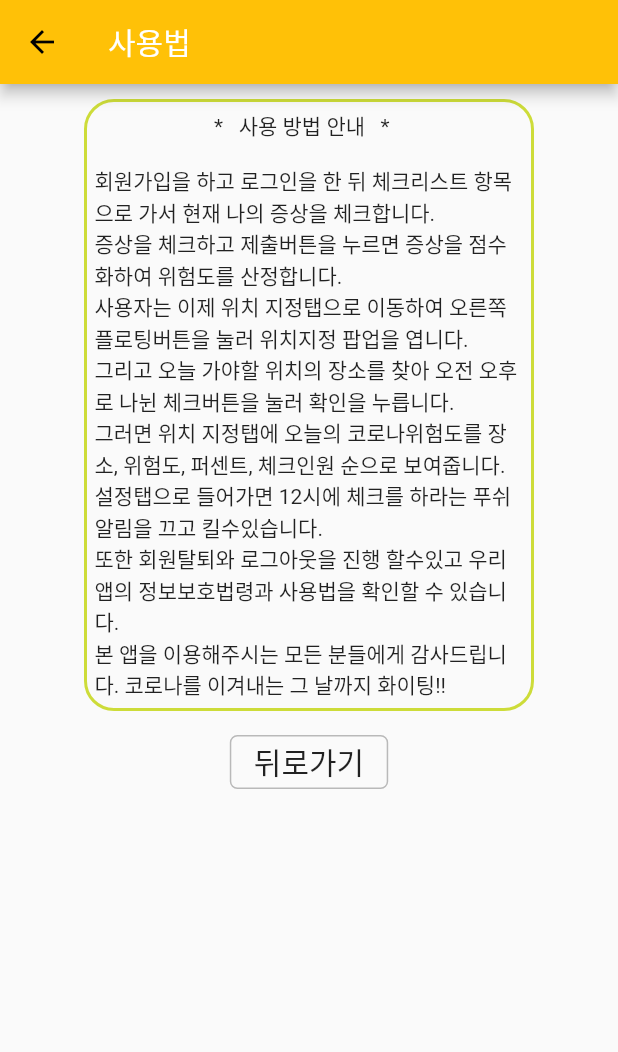
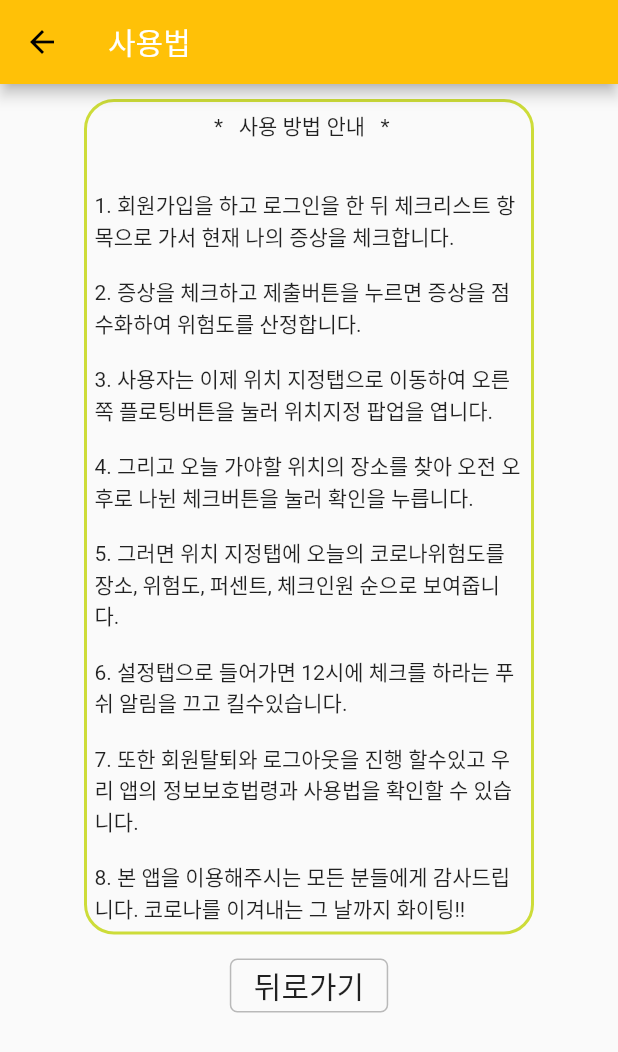
Before and after one commit to tru-MS/reborn_with_corona, a Flutter app: the ManualPage screen opened by its route, on a phone screen of 412 x 824 dp. Shown: the top 1052 px of the screen. Run offline on Flutter 3.47's test engine with Material 2 defaults, Android fonts, the phone set to English and light mode, and no system bars; our stand-ins replace firebase_database, get, shared_preferences; accounts and stored records are empty.

Commit message:
디자인 변경

```diff
--- a/lib/3_setting_see/b_manual_page.dart
+++ b/lib/3_setting_see/b_manual_page.dart
@@ -42,15 +42,15 @@ class _ManualPage extends State<ManualPage> {
                 //테두리
 
                 child: const Text(
-                    '                       *   사용 방법 안내   *             \n\n'
-                    '회원가입을 하고 로그인을 한 뒤 체크리스트 항목으로 가서 현재 나의 증상을 체크합니다.\n'
-                    '증상을 체크하고 제출버튼을 누르면 증상을 점수화하여 위험도를 산정합니다.\n'
-                        '사용자는 이제 위치 지정탭으로 이동하여 오른쪽 플로팅버튼을 눌러 위치지정 팝업을 엽니다.\n'
-                        '그리고 오늘 가야할 위치의 장소를 찾아 오전 오후로 나뉜 체크버튼을 눌러 확인을 누릅니다.\n'
-                        '그러면 위치 지정탭에 오늘의 코로나위험도를 장소, 위험도, 퍼센트, 체크인원 순으로 보여줍니다.\n'
-                        '설정탭으로 들어가면 12시에 체크를 하라는 푸쉬 알림을 끄고 킬수있습니다.\n'
-                        '또한 회원탈퇴와 로그아웃을 진행 할수있고 우리 앱의 정보보호법령과 사용법을 확인할 수 있습니다.\n'
-                        '본 앱을 이용해주시는 모든 분들에게 감사드립니다. 코로나를 이겨내는 그 날까지 화이팅!!'),
+                    '                       *   사용 방법 안내   *             \n\n\n'
+                    '1. 회원가입을 하고 로그인을 한 뒤 체크리스트 항목으로 가서 현재 나의 증상을 체크합니다.\n\n'
+                    '2. 증상을 체크하고 제출버튼을 누르면 증상을 점수화하여 위험도를 산정합니다.\n\n'
+                        '3. 사용자는 이제 위치 지정탭으로 이동하여 오른쪽 플로팅버튼을 눌러 위치지정 팝업을 엽니다.\n\n'
+                        '4. 그리고 오늘 가야할 위치의 장소를 찾아 오전 오후로 나뉜 체크버튼을 눌러 확인을 누릅니다.\n\n'
+                        '5. 그러면 위치 지정탭에 오늘의 코로나위험도를 장소, 위험도, 퍼센트, 체크인원 순으로 보여줍니다.\n\n'
+                        '6. 설정탭으로 들어가면 12시에 체크를 하라는 푸쉬 알림을 끄고 킬수있습니다.\n\n'
+                        '7. 또한 회원탈퇴와 로그아웃을 진행 할수있고 우리 앱의 정보보호법령과 사용법을 확인할 수 있습니다.\n\n'
+                        '8. 본 앱을 이용해주시는 모든 분들에게 감사드립니다. 코로나를 이겨내는 그 날까지 화이팅!!'),
                 width: 300,
               ),
               MaterialButton(
```
